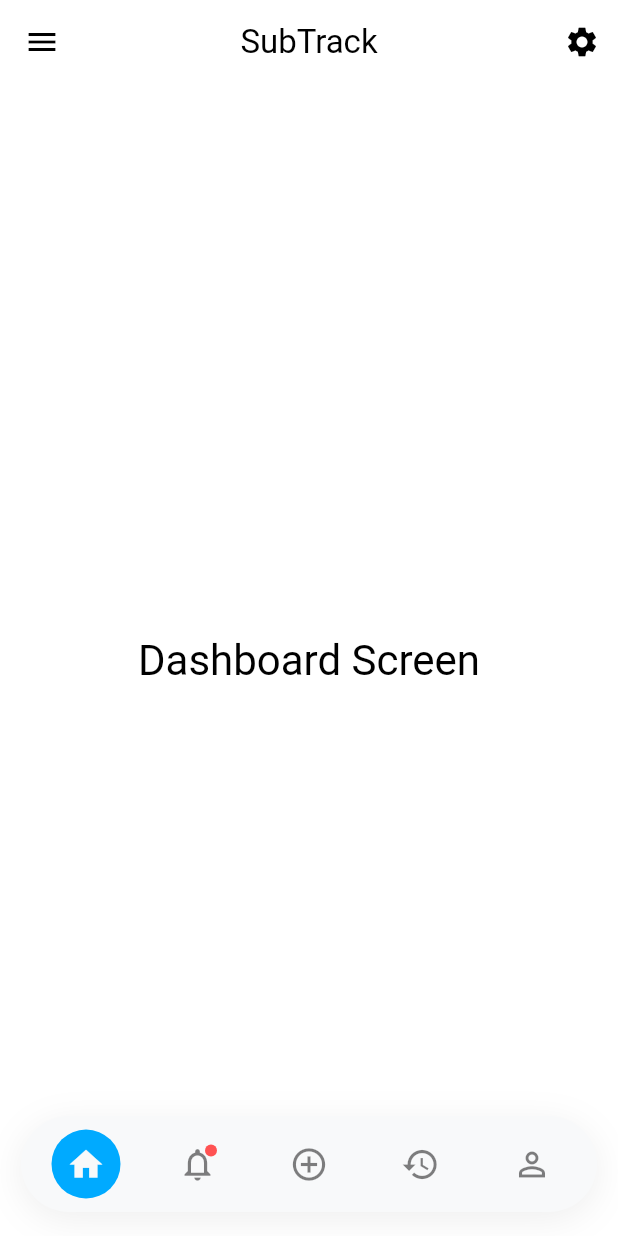
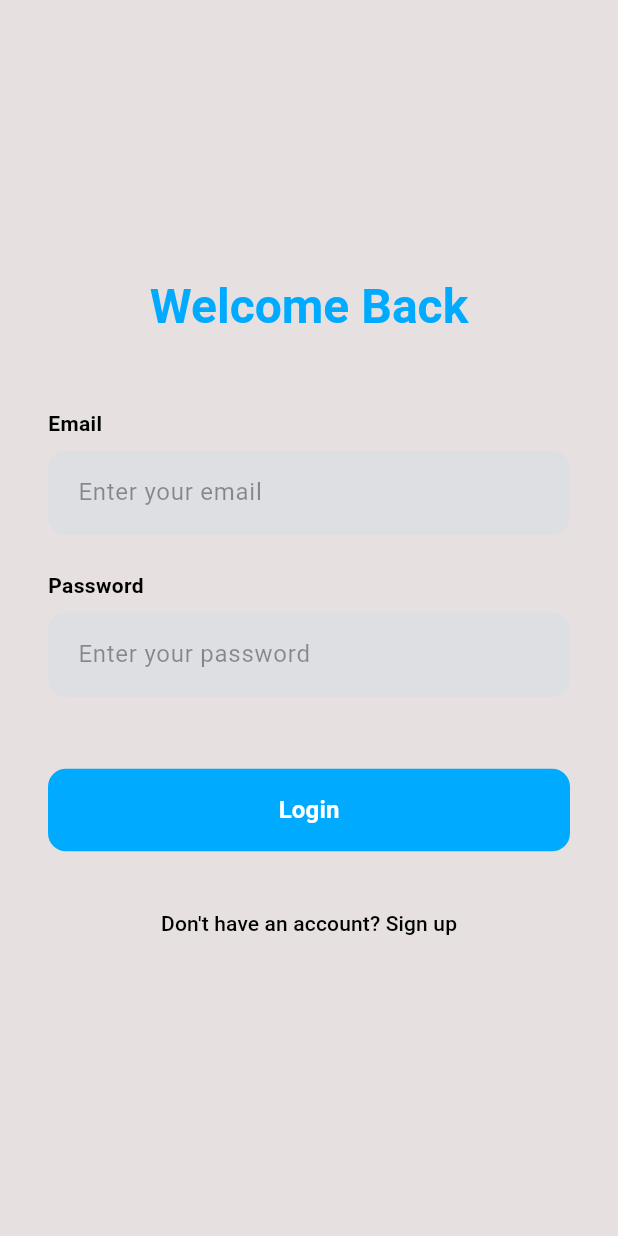
Before and after one commit to SP3CTRE404/premio-mobile-app, a Flutter app: the screen it shows after launch, on a phone screen of 412 x 824 dp. Run offline on Flutter 3.47's test engine with Material 3 defaults, Android fonts, the phone set to English and light mode, and no system bars; our stand-ins replace dio, flutter_riverpod, flutter_secure_storage.

Commit message:
new commiit

```diff
--- a/lib/core/theme/app_colors.dart
+++ b/lib/core/theme/app_colors.dart
@@ -5,10 +5,10 @@ class AppColors {
   static const Color cobaltBlue = Color.fromARGB(255, 0, 170, 255);
 
   // Dark Mode Colors
-  static const Color trueBlack = Color(0xFF000000);
+  static const Color trueBlack = Color.fromARGB(255, 0, 14, 35);
   static const Color darkSurface = Color.fromARGB(255, 40, 40, 40); // Slightly elevated from black
 
   // Light Mode Colors
-  static const Color pureWhite = Color(0xFFFFFFFF);
-  static const Color lightSurface = Color(0xFFF8F9FA); // Very faint light grey tint
+  static const Color pureWhite = Color.fromARGB(255, 231, 224, 224);
+  static const Color lightSurface = Color.fromARGB(255, 221, 223, 226); // Very faint light grey tint
 }
--- /dev/null
+++ b/lib/features/auth/models/auth_request.dart
@@ -0,0 +1,35 @@
+class LoginRequest {
+  final String email;
+  final String password;
+
+  LoginRequest({required this.email, required this.password});
+
+  Map<String, dynamic> toJson() => {
+    'email': email,
+    'password': password,
+  };
+}
+
+class RegisterRequest {
+  final String email;
+  final String password;
+  final String fullName;
+  final bool createHousehold;
+  final String householdName;
+
+  RegisterRequest({
+    required this.email,
+    required this.password,
+    required this.fullName,
+    required this.createHousehold,
+    required this.householdName,
+  });
+
+  Map<String, dynamic> toJson() => {
+    'email': email,
+    'password': password,
+    'fullName': fullName,
+    'createHousehold': createHousehold,
+    'householdName': householdName,
+  };
+}
--- a/lib/features/auth/screens/login_screen.dart
+++ b/lib/features/auth/screens/login_screen.dart
@@ -0,0 +1,135 @@
+import 'package:flutter/material.dart';
+import 'package:flutter_riverpod/flutter_riverpod.dart';
+import '../models/auth_request.dart';
+import '../providers/auth_provider.dart';
+import '../widgets/auth_text_field.dart';
+import 'register_screen.dart';
+import '../../navigation/screens/main_scaffold.dart';
+
+class LoginScreen extends ConsumerStatefulWidget {
+  const LoginScreen({super.key});
+
+  @override
+  ConsumerState<LoginScreen> createState() => _LoginScreenState();
+}
+
+class _LoginScreenState extends ConsumerState<LoginScreen> {
+  final _formKey = GlobalKey<FormState>();
+  final _emailController = TextEditingController();
+  final _passwordController = TextEditingController();
+
+  @override
+  void dispose() {
+    _emailController.dispose();
+    _passwordController.dispose();
+    super.dispose();
+  }
+
+  void _submit() {
+    if (_formKey.currentState!.validate()) {
+      final request = LoginRequest(
+        email: _emailController.text.trim(),
+        password: _passwordController.text,
+      );
+      ref.read(authProvider.notifier).login(request);
+    }
+  }
+
+  @override
+  Widget build(BuildContext context) {
+    final authState = ref.watch(authProvider);
+
+    ref.listen<AuthState>(authProvider, (previous, next) {
+      if (next == AuthState.authenticated) {
+        Navigator.of(context).pushReplacement(
+          MaterialPageRoute(builder: (_) => const MainScaffold()),
+        );
+      } else if (next == AuthState.error) {
+        ScaffoldMessenger.of(context).showSnackBar(
+          const SnackBar(content: Text('Login failed. Please check your credentials.')),
+        );
+      }
+    });
+
+    return Scaffold(
+      body: SafeArea(
+        child: Center(
+          child: SingleChildScrollView(
+            padding: const EdgeInsets.symmetric(horizontal: 32.0),
+            child: Form(
+              key: _formKey,
+              child: Column(
+                mainAxisAlignment: MainAxisAlignment.center,
+                crossAxisAlignment: CrossAxisAlignment.stretch,
+                children: [
+                  Text(
+                    'Welcome Back',
+                    style: Theme.of(context).textTheme.headlineLarge?.copyWith(
+                      fontWeight: FontWeight.bold,
+                      color: Theme.of(context).primaryColor,
+                    ),
+                    textAlign: TextAlign.center,
+                  ),
+                  const SizedBox(height: 48),
+                  AuthTextField(
+                    label: 'Email',
+                    hint: 'Enter your email',
+                    controller: _emailController,
+                    keyboardType: TextInputType.emailAddress,
+                  ),
+                  const SizedBox(height: 24),
+                  AuthTextField(
+                    label: 'Password',
+                    hint: 'Enter your password',
+                    controller: _passwordController,
+                    isPassword: true,
+                  ),
+                  const SizedBox(height: 48),
+                  ElevatedButton(
+                    onPressed: authState == AuthState.loading ? null : _submit,
+                    style: ElevatedButton.styleFrom(
+                      backgroundColor: Theme.of(context).primaryColor,
+                      foregroundColor: Colors.white,
+                      padding: const EdgeInsets.symmetric(vertical: 16),
+                      shape: RoundedRectangleBorder(
+                        borderRadius: BorderRadius.circular(12),
+                      ),
+                      elevation: 0,
+                    ),
+                    child: authState == AuthState.loading
+                        ? const SizedBox(
+                            height: 24,
+                            width: 24,
+                            child: CircularProgressIndicator(
+                              color: Colors.white,
+                              strokeWidth: 2,
+                            ),
+                          )
+                        : const Text(
+                            'Login',
+                            style: TextStyle(fontSize: 16, fontWeight: FontWeight.bold),
+                          ),
+                  ),
+                  const SizedBox(height: 24),
+                  TextButton(
+                    onPressed: () {
+                      Navigator.of(context).push(
+                        MaterialPageRoute(builder: (_) => const RegisterScreen()),
+                      );
+                    },
+                    child: Text(
+                      'Don\'t have an account? Sign up',
+                      style: TextStyle(
+                        color: Theme.of(context).colorScheme.onSurface,
+                      ),
+                    ),
+                  ),
+                ],
+              ),
+            ),
+          ),
+        ),
+      ),
+    );
+  }
+}
--- a/lib/features/auth/widgets/auth_text_field.dart
+++ b/lib/features/auth/widgets/auth_text_field.dart
@@ -0,0 +1,66 @@
+import 'package:flutter/material.dart';
+
+class AuthTextField extends StatelessWidget {
+  final String label;
+  final String hint;
+  final TextEditingController controller;
+  final bool isPassword;
+  final TextInputType keyboardType;
+
+  const AuthTextField({
+    super.key,
+    required this.label,
+    required this.hint,
+    required this.controller,
+    this.isPassword = false,
+    this.keyboardType = TextInputType.text,
+  });
+
+  @override
+  Widget build(BuildContext context) {
+    return Column(
+      crossAxisAlignment: CrossAxisAlignment.start,
+      children: [
+        Text(
+          label,
+          style: Theme.of(context).textTheme.bodyMedium?.copyWith(
+            fontWeight: FontWeight.bold,
+          ),
+        ),
+        const SizedBox(height: 8),
+        TextFormField(
+          controller: controller,
+          obscureText: isPassword,
+          keyboardType: keyboardType,
+          style: Theme.of(context).textTheme.bodyLarge,
+          decoration: InputDecoration(
+            hintText: hint,
+            hintStyle: TextStyle(
+              color: Theme.of(context).colorScheme.onSurface.withValues(alpha: 0.4),
+            ),
+            filled: true,
+            fillColor: Theme.of(context).colorScheme.surface,
+            border: OutlineInputBorder(
+              borderRadius: BorderRadius.circular(12),
+              borderSide: BorderSide.none,
+            ),
+            focusedBorder: OutlineInputBorder(
+              borderRadius: BorderRadius.circular(12),
+              borderSide: BorderSide(
+                color: Theme.of(context).primaryColor,
+                width: 2,
+              ),
+            ),
+            contentPadding: const EdgeInsets.symmetric(horizontal: 16, vertical: 16),
+          ),
+          validator: (value) {
+            if (value == null || value.trim().isEmpty) {
+              return 'Please enter $label';
+            }
+            return null;
+          },
+        ),
+      ],
+    );
+  }
+}
--- a/lib/main.dart
+++ b/lib/main.dart
@@ -1,7 +1,7 @@
 import 'package:flutter/material.dart';
 import 'package:flutter_riverpod/flutter_riverpod.dart';
 import 'core/theme/app_theme.dart';
-import 'features/navigation/screens/main_scaffold.dart';
+import 'features/auth/screens/splash_screen.dart';
 
 void main() {
   runApp(
@@ -21,7 +21,7 @@ class SubTrackApp extends StatelessWidget {
       theme: AppTheme.lightTheme,
       darkTheme: AppTheme.darkTheme,
       themeMode: ThemeMode.system, // Automatically switch based on system
-      home: const MainScaffold(),
+      home: const SplashScreen(),
       debugShowCheckedModeBanner: false,
     );
   }
```
Also changed, not shown: lib/features/auth/providers/auth_provider.dart (+62 -0 lines), lib/features/auth/screens/register_screen.dart (+180 -0 lines), lib/features/auth/screens/splash_screen.dart (+44 -0 lines), lib/features/auth/services/auth_repository.dart (+40 -0 lines).
